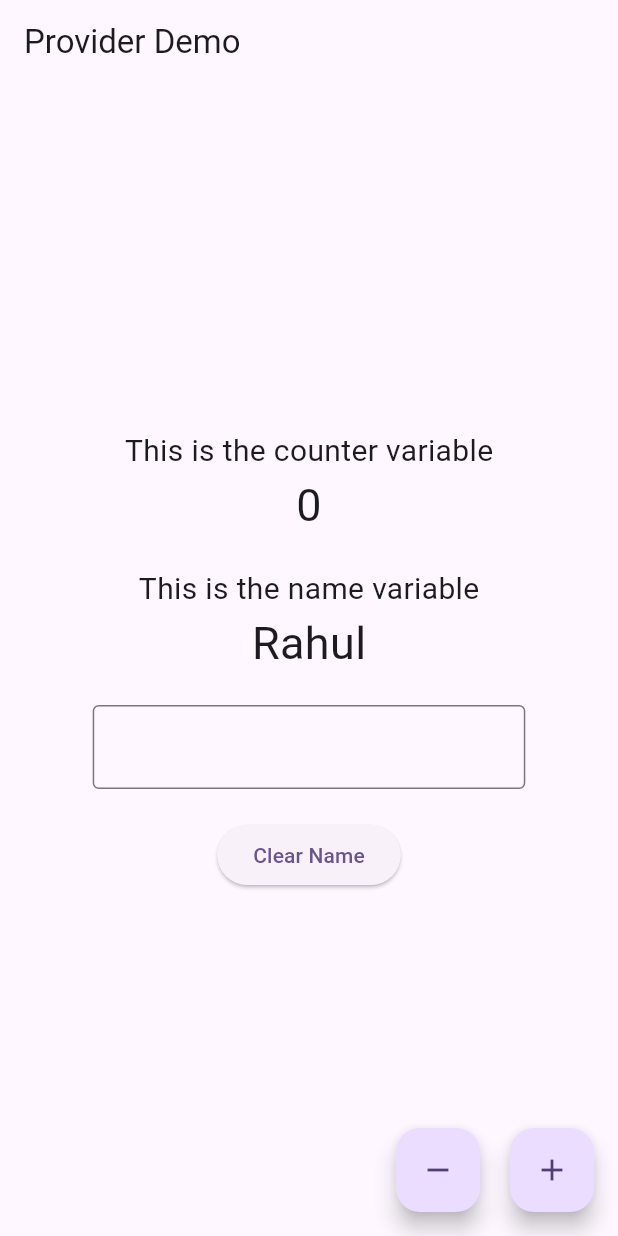
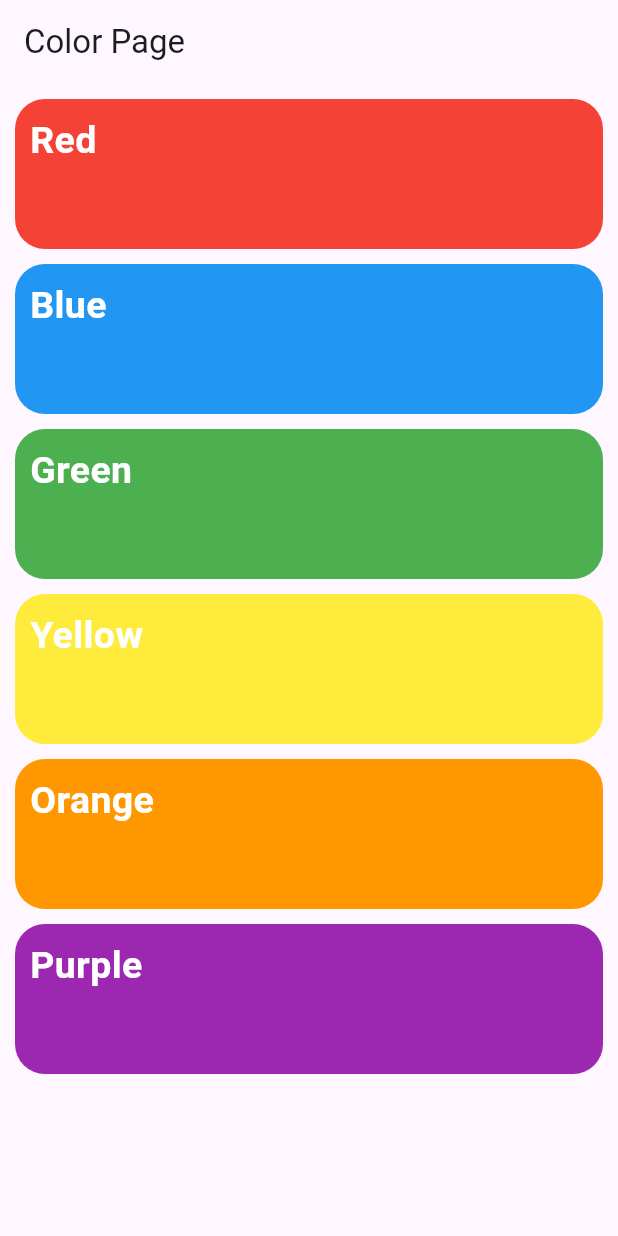
Before and after one commit to rahul-velocis/provider_demo, a Flutter app: the screen it shows after launch, on a phone screen of 412 x 824 dp. Run offline on Flutter 3.47's test engine with Material 3 defaults, Android fonts, the phone set to English and light mode, and no system bars.

Commit message:
Color provider tutorial

```diff
--- /dev/null
+++ b/lib/constants/color_constants.dart
@@ -0,0 +1,10 @@
+class ColorConstants {
+  static final List<String> colorNames = [
+    'Red',
+    'Blue',
+    'Green',
+    'Yellow',
+    'Orange',
+    'Purple',
+  ];
+}
--- a/lib/main.dart
+++ b/lib/main.dart
@@ -1,6 +1,8 @@
 import 'package:flutter/material.dart';
 import 'package:provider/provider.dart';
-import 'package:provider_demo/homepage.dart';
+import 'package:provider_demo/pages/color_page.dart';
+import 'package:provider_demo/pages/homepage.dart';
+import 'package:provider_demo/provider/color_provider.dart';
 import 'package:provider_demo/provider/counter_provider.dart';
 import 'package:provider_demo/provider/name_provider.dart';
 
@@ -12,6 +14,7 @@ void main() {
           create: (_) => CounterProvider(),
         ),
         ChangeNotifierProvider<NameProvider>(create: (_) => NameProvider()),
+        ChangeNotifierProvider<ColorProvider>(create: (_) => ColorProvider()),
       ],
       child: MyApp(),
     ),
@@ -29,7 +32,7 @@ class MyApp extends StatelessWidget {
       theme: ThemeData(
         colorScheme: ColorScheme.fromSeed(seedColor: Colors.deepPurple),
       ),
-      home: const Homepage(),
+      home: const ColorPage(),
     );
   }
 }
--- /dev/null
+++ b/lib/pages/color_page.dart
@@ -0,0 +1,61 @@
+import 'package:flutter/material.dart';
+import 'package:provider_demo/constants/color_constants.dart';
+
+class ColorPage extends StatelessWidget {
+  const ColorPage({super.key});
+
+  Color getColor(String colorName) {
+    switch (colorName.toLowerCase()) {
+      case 'red':
+        return Colors.red;
+      case 'blue':
+        return Colors.blue;
+      case 'green':
+        return Colors.green;
+      case 'yellow':
+        return Colors.yellow;
+      case 'orange':
+        return Colors.orange;
+      case 'purple':
+        return Colors.purple;
+      default:
+        return Colors.grey;
+    }
+  }
+
+  @override
+  Widget build(BuildContext context) {
+    return Scaffold(
+      appBar: AppBar(title: Text('Color Page')),
+      body: ListView.builder(
+        padding: EdgeInsets.symmetric(horizontal: 10, vertical: 10),
+        itemCount: ColorConstants.colorNames.length,
+        itemBuilder: (context, index) {
+          final color = ColorConstants.colorNames[index];
+          return InkWell(
+            onTap: () {},
+            child: Container(
+              decoration: BoxDecoration(
+                color: getColor(color),
+
+                borderRadius: BorderRadius.circular(20),
+              ),
+              padding: EdgeInsets.all(10),
+              margin: EdgeInsets.only(bottom: 10),
+              width: MediaQuery.sizeOf(context).width * 0.8,
+              height: 100,
+              child: Text(
+                color,
+                style: TextStyle(
+                  color: Colors.white,
+                  fontSize: 25,
+                  fontWeight: FontWeight.bold,
+                ),
+              ),
+            ),
+          );
+        },
+      ),
+    );
+  }
+}
--- /dev/null
+++ b/lib/provider/color_provider.dart
@@ -0,0 +1,11 @@
+import 'package:flutter/material.dart';
+
+class ColorProvider with ChangeNotifier {
+  Color _color = Colors.grey;
+
+  Color get color => _color;
+
+  void setColor(Color color) {
+    _color = color;
+  }
+}
```
Also changed, not shown: lib/pages/homepage.dart (renamed from lib/homepage.dart).
